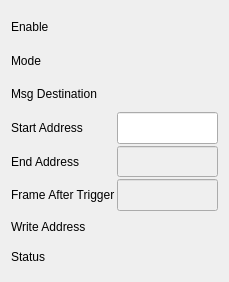
Qt form new_look/waveform_engine.ui (cristinasewell/ATCA_PyDM_Screens) before a commit.
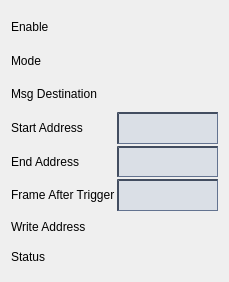
The same form after that commit. Custom widgets are drawn as their Qt base class.

What changed in the file:
```diff
--- a/new_look/waveform_engine.ui
+++ b/new_look/waveform_engine.ui
@@ -13,6 +13,38 @@
   <property name="windowTitle">
    <string>Form</string>
   </property>
+  <property name="styleSheet">
+   <string notr="true">QPushButton {
+    background-color: rgb(182, 194, 198);
+    border-color: rgb(182, 204, 212) rgb(82, 104, 112) rgb(82, 104, 112) rgb(182,204,212);
+    border-style: outset;
+    border-radius: 2px;
+    border-width: 2px; 
+    padding: 5px;
+}
+QPushButton:hover {
+   background-color: rgb(154,170,176);
+}
+QPushButton:pressed {
+    background-color: rgb(104,198,176);
+    border-style: inset;
+    border-width: 3px;
+	border-color: rgb(32,86,73);
+}
+QPushButton:checked{
+    background-color: rgb(104,198,176);
+    border-style: inset;
+    border-width: 3px;
+	border-color: rgb(82, 104, 112)  rgb(182, 204, 212) rgb(182,204,212) rgb(82, 104, 112) ;
+}
+
+QLineEdit {
+  background-color: rgb(218,223,230);
+  border-color: rgb(66,77,96);
+  border-style: inset;
+  border-width: 2px 1px 1px 2px;
+}</string>
+  </property>
   <layout class="QHBoxLayout" name="horizontalLayout">
    <item>
     <layout class="QGridLayout" name="gridLayout">
```
